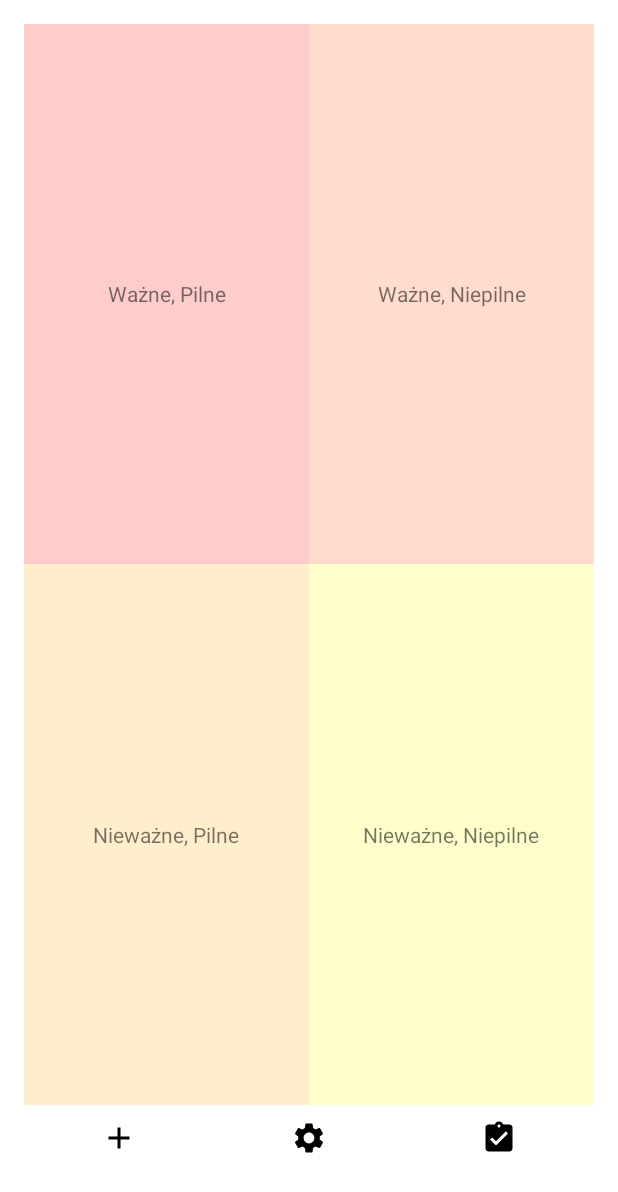
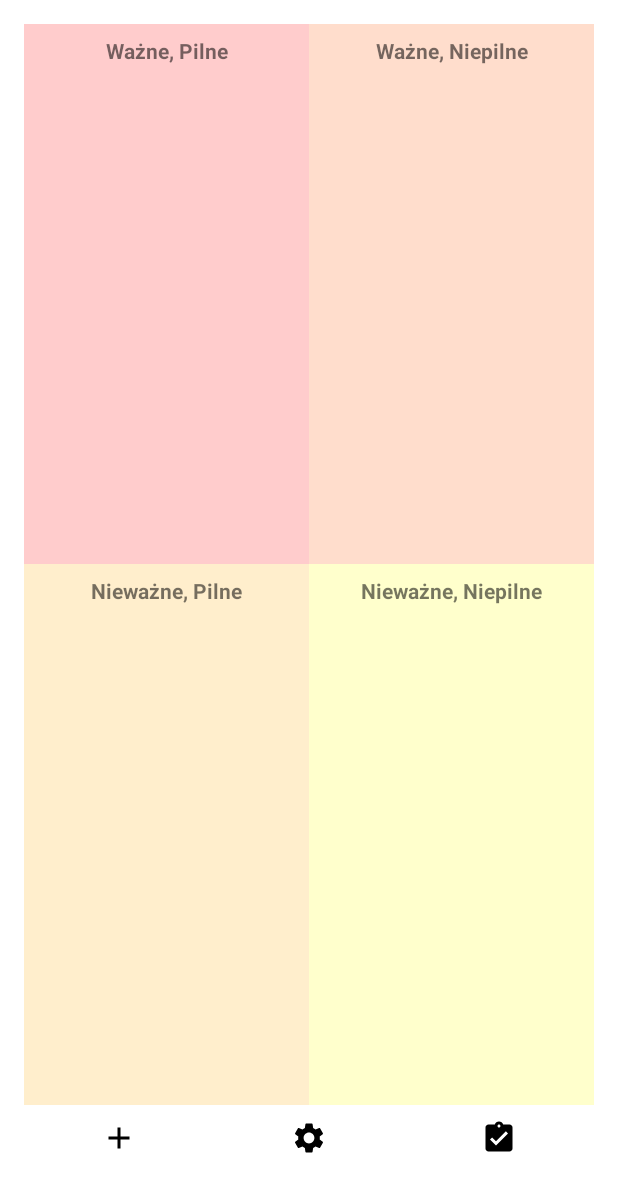
Before and after one commit to michallesz/projekt_zespolowy_implementacja, an Android app: the screen it shows after launch (MainActivity), on a phone screen of 412 x 824 dp. Shown: the top 1192 px of the screen. Run offline under Robolectric (Android 15) with nearby library versions, the phone set to English and light mode, and no system bars.

Commit message:
zmiana lokalizacji tytulow blokow macierzy

```diff
--- a/app/src/main/res/layout/activity_main.xml
+++ b/app/src/main/res/layout/activity_main.xml
@@ -23,7 +23,9 @@
             android:layout_columnWeight="1"
             android:layout_rowWeight="1"
             android:text="Ważne, Pilne"
-            android:gravity="center"
+            android:textStyle="bold"
+            android:gravity="center_horizontal|top"
+            android:paddingTop="8dp"
             android:background="#FFCCCC"/>
 
         <TextView
@@ -33,7 +35,9 @@
             android:layout_columnWeight="1"
             android:layout_rowWeight="1"
             android:text="Ważne, Niepilne"
-            android:gravity="center"
+            android:textStyle="bold"
+            android:gravity="center_horizontal|top"
+            android:paddingTop="8dp"
             android:background="#FFDDCC"/>
 
         <TextView
@@ -43,7 +47,9 @@
             android:layout_columnWeight="1"
             android:layout_rowWeight="1"
             android:text="Nieważne, Pilne"
-            android:gravity="center"
+            android:textStyle="bold"
+            android:gravity="center_horizontal|top"
+            android:paddingTop="8dp"
             android:background="#FFEECC"/>
 
         <TextView
@@ -53,7 +59,9 @@
             android:layout_columnWeight="1"
             android:layout_rowWeight="1"
             android:text="Nieważne, Niepilne"
-            android:gravity="center"
+            android:textStyle="bold"
+            android:gravity="center_horizontal|top"
+            android:paddingTop="8dp"
             android:background="#FFFFCC"/>
 
 
```
